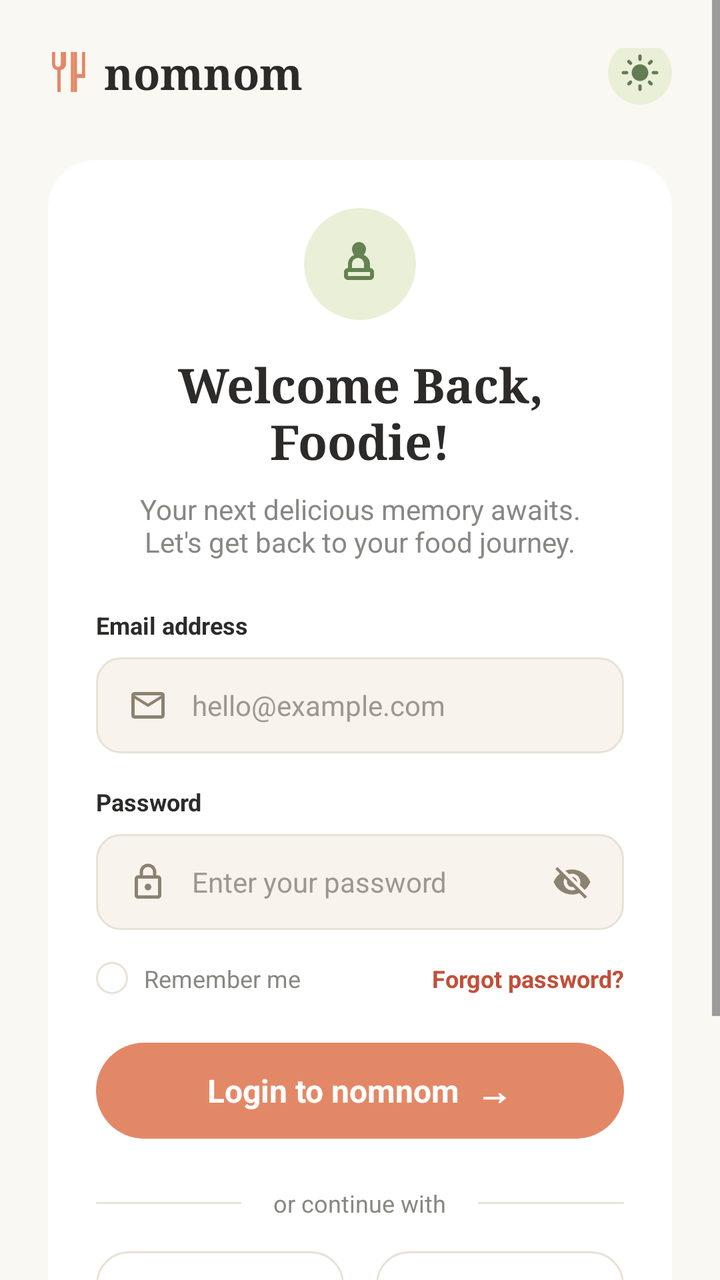
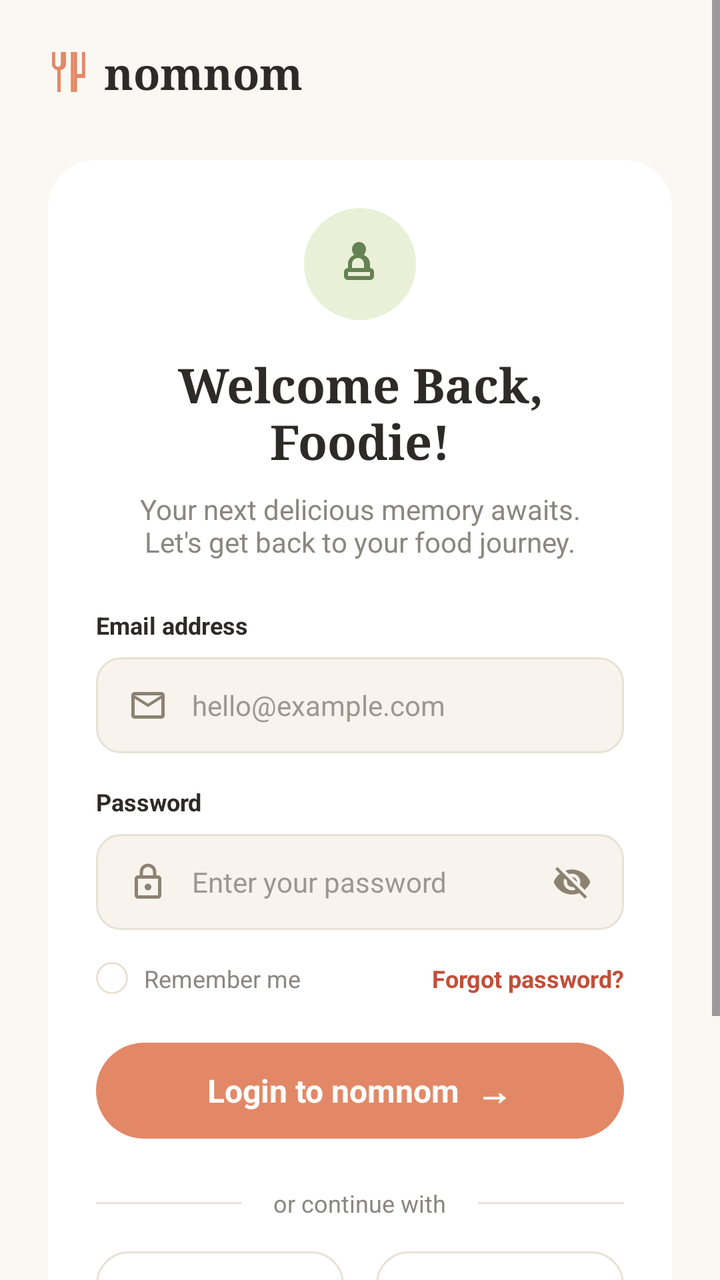

An Android layout rendered at two revisions. The XML below is the earlier revision; the diff shows what the commit changed to produce the second picture.
<!-- AndroidManifest.xml: application theme Theme.Nomnom -->
<!-- res/layout/activity_login.xml -->
<?xml version="1.0" encoding="utf-8"?>
<ScrollView xmlns:android="http://schemas.android.com/apk/res/android"
    xmlns:app="http://schemas.android.com/apk/res-auto"
    android:layout_width="match_parent"
    android:layout_height="match_parent"
    android:fillViewport="true"
    android:background="#FAF8F3">

    <androidx.constraintlayout.widget.ConstraintLayout
        android:layout_width="match_parent"
        android:layout_height="wrap_content"
        android:padding="24dp">

        
        <ImageView
            android:id="@+id/ivLogo"
            android:layout_width="24dp"
            android:layout_height="24dp"
            android:src="@drawable/ic_logo_fork"
            app:layout_constraintTop_toTopOf="parent"
            app:layout_constraintStart_toStartOf="parent"/>

        <TextView
            android:id="@+id/tvLogoText"
            android:layout_width="wrap_content"
            android:layout_height="wrap_content"
            android:text="nomnom"
            android:textStyle="bold"
            android:textSize="22sp"
            android:textColor="#2C2B29"
            android:fontFamily="serif"
            android:layout_marginStart="4dp"
            app:layout_constraintTop_toTopOf="@id/ivLogo"
            app:layout_constraintBottom_toBottomOf="@id/ivLogo"
            app:layout_constraintStart_toEndOf="@id/ivLogo"/>

        <ImageView
            android:id="@+id/ivThemeToggle"
            android:layout_width="32dp"
            android:layout_height="32dp"
            android:background="@drawable/bg_icon_sun"
            android:src="@drawable/ic_sun"
            android:padding="6dp"
            app:layout_constraintTop_toTopOf="@id/ivLogo"
            app:layout_constraintBottom_toBottomOf="@id/ivLogo"
            app:layout_constraintEnd_toEndOf="parent"/>

        
        <androidx.constraintlayout.widget.ConstraintLayout
            android:id="@+id/cardContainer"
            android:layout_width="match_parent"
            android:layout_height="wrap_content"
            android:layout_marginTop="32dp"
            android:background="@drawable/bg_card"
            android:padding="24dp"
            app:layout_constraintTop_toBottomOf="@id/ivLogo">

            <ImageView
                android:id="@+id/ivHeaderIcon"
                android:layout_width="56dp"
                android:layout_height="56dp"
                android:background="@drawable/bg_icon_login"
                android:src="@drawable/ic_chef"
                android:padding="16dp"
                app:layout_constraintTop_toTopOf="parent"
                app:layout_constraintStart_toStartOf="parent"
                app:layout_constraintEnd_toEndOf="parent"/>

            <TextView
                android:id="@+id/tvTitle"
                android:layout_width="0dp"
                android:layout_height="wrap_content"
                android:layout_marginTop="16dp"
                android:text="Welcome Back, Foodie!"
                android:textSize="24sp"
                android:textStyle="bold"
                android:textColor="#2C2B29"
                android:fontFamily="serif"
                android:gravity="center"
                app:layout_constraintTop_toBottomOf="@id/ivHeaderIcon"
                app:layout_constraintStart_toStartOf="parent"
                app:layout_constraintEnd_toEndOf="parent"/>

            <TextView
                android:id="@+id/tvSubtitle"
                android:layout_width="0dp"
                android:layout_height="wrap_content"
                android:layout_marginTop="8dp"
                android:text="Your next delicious memory awaits.\nLet's get back to your food journey."
                android:textSize="14sp"
                android:textColor="#898782"
                android:gravity="center"
                app:layout_constraintTop_toBottomOf="@id/tvTitle"
                app:layout_constraintStart_toStartOf="parent"
                app:layout_constraintEnd_toEndOf="parent"/>

            
            <TextView
                android:id="@+id/tvEmailLabel"
                android:layout_width="wrap_content"
                android:layout_height="wrap_content"
                android:layout_marginTop="24dp"
                android:text="Email address"
                android:textSize="12sp"
                android:textStyle="bold"
                android:textColor="#2C2B29"
                app:layout_constraintTop_toBottomOf="@id/tvSubtitle"
                app:layout_constraintStart_toStartOf="parent"/>

            <LinearLayout
                android:id="@+id/llEmail"
                android:layout_width="match_parent"
                android:layout_height="48dp"
                android:layout_marginTop="8dp"
                android:background="@drawable/bg_input"
                android:gravity="center_vertical"
                android:paddingHorizontal="16dp"
                android:orientation="horizontal"
                app:layout_constraintTop_toBottomOf="@id/tvEmailLabel">
                <ImageView
                    android:layout_width="20dp"
                    android:layout_height="20dp"
                    android:src="@drawable/ic_mail"/>
                <EditText
                    android:id="@+id/etEmail"
                    android:layout_width="match_parent"
                    android:layout_height="match_parent"
                    android:layout_marginStart="12dp"
                    android:background="@null"
                    android:hint="hello@example.com"
                    android:textColorHint="#9D988F"
                    android:textColor="#2C2B29"
                    android:textSize="14sp"
                    android:inputType="textEmailAddress"/>
            </LinearLayout>

            
            <TextView
                android:id="@+id/tvPasswordLabel"
                android:layout_width="wrap_content"
                android:layout_height="wrap_content"
                android:layout_marginTop="16dp"
                android:text="Password"
                android:textSize="12sp"
                android:textStyle="bold"
                android:textColor="#2C2B29"
                app:layout_constraintTop_toBottomOf="@id/llEmail"
                app:layout_constraintStart_toStartOf="parent"/>

            <LinearLayout
                android:id="@+id/llPassword"
                android:layout_width="match_parent"
                android:layout_height="48dp"
                android:layout_marginTop="8dp"
                android:background="@drawable/bg_input"
                android:gravity="center_vertical"
                android:paddingHorizontal="16dp"
                android:orientation="horizontal"
                app:layout_constraintTop_toBottomOf="@id/tvPasswordLabel">
                <ImageView
                    android:layout_width="20dp"
                    android:layout_height="20dp"
                    android:src="@drawable/ic_lock"/>
                <EditText
                    android:id="@+id/etPassword"
                    android:layout_width="0dp"
                    android:layout_height="match_parent"
                    android:layout_weight="1"
                    android:layout_marginStart="12dp"
                    android:background="@null"
                    android:hint="Enter your password"
                    android:textColorHint="#9D988F"
                    android:textColor="#2C2B29"
                    android:textSize="14sp"
                    android:inputType="textPassword"/>
                <ImageView
                    android:layout_width="20dp"
                    android:layout_height="20dp"
                    android:src="@drawable/ic_visibility_off"
                    android:layout_marginStart="8dp"/>
            </LinearLayout>

            
            <LinearLayout
                android:id="@+id/llOptions"
                android:layout_width="match_parent"
                android:layout_height="wrap_content"
                android:layout_marginTop="16dp"
                android:orientation="horizontal"
                android:gravity="center_vertical"
                app:layout_constraintTop_toBottomOf="@id/llPassword">

                <CheckBox
                    android:layout_width="16dp"
                    android:layout_height="16dp"
                    android:button="@null"
                    android:background="@drawable/bg_social_button"
                    android:layout_marginEnd="8dp"/>

                <TextView
                    android:layout_width="0dp"
                    android:layout_height="wrap_content"
                    android:layout_weight="1"
                    android:text="Remember me"
                    android:textColor="#898782"
                    android:textSize="12sp"/>

                <TextView
                    android:layout_width="wrap_content"
                    android:layout_height="wrap_content"
                    android:text="Forgot password?"
                    android:textColor="#C24F3A"
                    android:textStyle="bold"
                    android:textSize="12sp"/>
            </LinearLayout>

            
            <LinearLayout
                android:id="@+id/btnLogin"
                android:layout_width="match_parent"
                android:layout_height="48dp"
                android:layout_marginTop="24dp"
                android:background="@drawable/bg_button"
                android:gravity="center"
                android:orientation="horizontal"
                app:layout_constraintTop_toBottomOf="@id/llOptions">
                <TextView
                    android:layout_width="wrap_content"
                    android:layout_height="wrap_content"
                    android:text="Login to nomnom"
                    android:textColor="#FFFFFF"
                    android:textStyle="bold"
                    android:textSize="16sp"/>
                
                <TextView
                    android:layout_width="wrap_content"
                    android:layout_height="wrap_content"
                    android:layout_marginStart="8dp"
                    android:text="→"
                    android:textColor="#FFFFFF"
                    android:textStyle="bold"
                    android:textSize="18sp"/>
            </LinearLayout>

            
            <LinearLayout
                android:id="@+id/llDivider"
                android:layout_width="match_parent"
                android:layout_height="wrap_content"
                android:layout_marginTop="24dp"
                android:gravity="center"
                android:orientation="horizontal"
                app:layout_constraintTop_toBottomOf="@id/btnLogin">
                <View
                    android:layout_width="0dp"
                    android:layout_height="1dp"
                    android:layout_weight="1"
                    android:background="#E8E1D5"/>
                <TextView
                    android:layout_width="wrap_content"
                    android:layout_height="wrap_content"
                    android:layout_marginHorizontal="16dp"
                    android:text="or continue with"
                    android:textColor="#898782"
                    android:textSize="12sp"/>
                <View
                    android:layout_width="0dp"
                    android:layout_height="1dp"
                    android:layout_weight="1"
                    android:background="#E8E1D5"/>
            </LinearLayout>

            
            <LinearLayout
                android:id="@+id/llSocial"
                android:layout_width="match_parent"
                android:layout_height="wrap_content"
                android:layout_marginTop="16dp"
                android:orientation="horizontal"
                android:baselineAligned="false"
                app:layout_constraintTop_toBottomOf="@id/llDivider">

                <LinearLayout
                    android:layout_width="0dp"
                    android:layout_height="44dp"
                    android:layout_weight="1"
                    android:background="@drawable/bg_social_button"
                    android:gravity="center"
                    android:orientation="horizontal"
                    android:layout_marginEnd="8dp">
                    <ImageView
                        android:layout_width="16dp"
                        android:layout_height="16dp"
                        android:src="@drawable/ic_google"
                        android:layout_marginEnd="8dp"/>
                    <TextView
                        android:layout_width="wrap_content"
                        android:layout_height="wrap_content"
                        android:text="Google"
                        android:textColor="#2C2B29"
                        android:textStyle="bold"
                        android:textSize="14sp"/>
                </LinearLayout>

                <LinearLayout
                    android:layout_width="0dp"
                    android:layout_height="44dp"
                    android:layout_weight="1"
                    android:background="@drawable/bg_social_button"
                    android:gravity="center"
                    android:orientation="horizontal"
                    android:layout_marginStart="8dp">
                    <TextView
                        android:layout_width="wrap_content"
                        android:layout_height="wrap_content"
                        android:text="Apple"
                        android:textColor="#2C2B29"
                        android:textStyle="bold"
                        android:textSize="14sp"/>
                </LinearLayout>
            </LinearLayout>

            <LinearLayout
                android:id="@+id/llCreateAccount"
                android:layout_width="wrap_content"
                android:layout_height="wrap_content"
                android:layout_marginTop="24dp"
                android:orientation="horizontal"
                app:layout_constraintTop_toBottomOf="@id/llSocial"
                app:layout_constraintStart_toStartOf="parent"
                app:layout_constraintEnd_toEndOf="parent">

                <TextView
                    android:layout_width="wrap_content"
                    android:layout_height="wrap_content"
                    android:text="New to nomnom? "
                    android:textColor="#898782"
                    android:textSize="12sp"/>

                <TextView
                    android:layout_width="wrap_content"
                    android:layout_height="wrap_content"
                    android:text="Create an account"
                    android:textColor="#C24F3A"
                    android:textStyle="bold"
                    android:textSize="12sp"/>
            </LinearLayout>

        </androidx.constraintlayout.widget.ConstraintLayout>

        
        <LinearLayout
            android:layout_width="match_parent"
            android:layout_height="wrap_content"
            android:layout_marginTop="32dp"
            android:gravity="center"
            android:orientation="horizontal"
            app:layout_constraintTop_toBottomOf="@id/cardContainer"
            app:layout_constraintBottom_toBottomOf="parent"
            app:layout_constraintVertical_bias="1">
            <ImageView
                android:layout_width="16dp"
                android:layout_height="16dp"
                android:src="@drawable/ic_heart"
                android:layout_marginEnd="6dp"/>
            <TextView
                android:layout_width="wrap_content"
                android:layout_height="wrap_content"
                android:text="A little journal for life's delicious moments."
                android:textColor="#898782"
                android:textSize="12sp"/>
        </LinearLayout>

    </androidx.constraintlayout.widget.ConstraintLayout>
</ScrollView>
<!-- resources referenced by this layout -->
<resources>
  <!-- drawable bg_button (drawable) -->
  <shape xmlns:android="http://schemas.android.com/apk/res/android">
      <solid android:color="#E38867"/>
      <corners android:radius="24dp"/>
  </shape>
  <!-- drawable bg_card (drawable) -->
  <shape xmlns:android="http://schemas.android.com/apk/res/android">
      <solid android:color="#FFFFFF"/>
      <corners android:topLeftRadius="24dp" android:topRightRadius="24dp" android:bottomLeftRadius="24dp" android:bottomRightRadius="24dp"/>
  </shape>
  <!-- drawable bg_icon_login (drawable) -->
  <shape xmlns:android="http://schemas.android.com/apk/res/android" android:shape="oval">
      <solid android:color="#EAF0D8"/>
  </shape>
  <!-- drawable bg_icon_sun (drawable) -->
  <shape xmlns:android="http://schemas.android.com/apk/res/android" android:shape="oval">
      <solid android:color="#EAF0D8"/>
  </shape>
  <!-- drawable bg_input (drawable) -->
  <shape xmlns:android="http://schemas.android.com/apk/res/android">
      <solid android:color="#F8F3EC"/>
      <corners android:radius="12dp"/>
      <stroke android:width="1dp" android:color="#E8E1D5"/>
  </shape>
  <!-- drawable bg_social_button (drawable) -->
  <shape xmlns:android="http://schemas.android.com/apk/res/android">
      <solid android:color="#FFFFFF"/>
      <corners android:radius="16dp"/>
      <stroke android:width="1dp" android:color="#E8E1D5"/>
  </shape>
  <!-- drawable ic_logo_fork (drawable) -->
  <vector xmlns:android="http://schemas.android.com/apk/res/android"
      android:width="24dp"
      android:height="24dp"
      android:viewportWidth="24"
      android:viewportHeight="24">
      <path
          android:fillColor="#E38867"
          android:pathData="M9,2v6c0,1.6 -1.2,2.9 -2.7,3v11h-1.6v-11C3.2,10.9 2,9.6 2,8V2h1.6v6c0,0.8 0.6,1.4 1.4,1.4s1.4,-0.6 1.4,-1.4V2H9z M13,2v20h-1.6V2H13z M17,2c0,3.5 0,11 0,11s-2.5,0 -2.5,0V2h-1.6v20h1.6v-7h4.1V2H17z"/>
  </vector>
  <!-- drawable ic_mail (drawable) -->
  <vector xmlns:android="http://schemas.android.com/apk/res/android"
      android:width="24dp"
      android:height="24dp"
      android:viewportWidth="24"
      android:viewportHeight="24"
      android:tint="#8B8272">
      <path
          android:fillColor="@android:color/white"
          android:pathData="M20,4H4C2.9,4 2.01,4.9 2.01,6L2,18c0,1.1 0.9,2 2,2h16c1.1,0 2,-0.9 2,-2V6c0,-1.1 -0.9,-2 -2,-2zM20,18H4V8l8,5 8,-5v10zM12,11L4,6h16l-8,5z"/>
  </vector>
  <!-- drawable ic_sun (drawable) -->
  <vector xmlns:android="http://schemas.android.com/apk/res/android"
      android:width="24dp"
      android:height="24dp"
      android:viewportWidth="24"
      android:viewportHeight="24"
      android:tint="#637C51">
      <path
          android:fillColor="@android:color/white"
          android:pathData="M12,7c-2.76,0 -5,2.24 -5,5s2.24,5 5,5 5,-2.24 5,-5 -2.24,-5 -5,-5zM2,13h2c0.55,0 1,-0.45 1,-1s-0.45,-1 -1,-1H2c-0.55,0 -1,0.45 -1,1s0.45,1 1,1zM20,13h2c0.55,0 1,-0.45 1,-1s-0.45,-1 -1,-1h-2c-0.55,0 -1,0.45 -1,1s0.45,1 1,1zM11,2v2c0,0.55 0.45,1 1,1s1,-0.45 1,-1V2c0,-0.55 -0.45,-1 -1,-1s-1,0.45 -1,1zM11,20v2c0,0.55 0.45,1 1,1s1,-0.45 1,-1v-2c0,-0.55 -0.45,-1 -1,-1s-1,0.45 -1,1zM5.99,4.58c-0.39,-0.39 -1.03,-0.39 -1.41,0 -0.39,0.39 -0.39,1.03 0,1.41l1.06,1.06c0.39,0.39 1.03,0.39 1.41,0 0.39,-0.39 0.39,-1.03 0,-1.41L5.99,4.58zM18.36,16.95c-0.39,-0.39 -1.03,-0.39 -1.41,0 -0.39,0.39 -0.39,1.03 0,1.41l1.06,1.06c0.39,0.39 1.03,0.39 1.41,0 0.39,-0.39 0.39,-1.03 0,-1.41l-1.06,-1.06zM19.42,5.99c0.39,-0.39 0.39,-1.03 0,-1.41 -0.39,-0.39 -1.03,-0.39 -1.41,0l-1.06,1.06c-0.39,0.39 -0.39,1.03 0,1.41 0.39,0.39 1.03,0.39 1.41,0l1.06,-1.06zM7.05,18.36c0.39,-0.39 0.39,-1.03 0,-1.41 -0.39,-0.39 -1.03,-0.39 -1.41,0l-1.06,1.06c-0.39,0.39 -0.39,1.03 0,1.41 0.39,0.39 1.03,0.39 1.41,0l1.06,-1.06z"/>
  </vector>
  <style name="Theme.Nomnom" parent="Base.Theme.Nomnom" />
  <style name="Base.Theme.Nomnom" parent="Theme.Material3.DayNight.NoActionBar">
          
          
      </style>
  <!-- unchanged entries left out for length: 5 -->
</resources>

<!-- the commit's change to res/layout/activity_login.xml (unified diff, before → after) -->
@@ -33,17 +33,6 @@
             app:layout_constraintTop_toTopOf="@id/ivLogo"
             app:layout_constraintBottom_toBottomOf="@id/ivLogo"
             app:layout_constraintStart_toEndOf="@id/ivLogo"/>
-
-        <ImageView
-            android:id="@+id/ivThemeToggle"
-            android:layout_width="32dp"
-            android:layout_height="32dp"
-            android:background="@drawable/bg_icon_sun"
-            android:src="@drawable/ic_sun"
-            android:padding="6dp"
-            app:layout_constraintTop_toTopOf="@id/ivLogo"
-            app:layout_constraintBottom_toBottomOf="@id/ivLogo"
-            app:layout_constraintEnd_toEndOf="parent"/>
 
         
         <androidx.constraintlayout.widget.ConstraintLayout
<!-- resource entries referenced after the edit -->
@@ -11,10 +11,6 @@
       <corners android:topLeftRadius="24dp" android:topRightRadius="24dp" android:bottomLeftRadius="24dp" android:bottomRightRadius="24dp"/>
   </shape>
   <!-- drawable bg_icon_login (drawable) -->
-  <shape xmlns:android="http://schemas.android.com/apk/res/android" android:shape="oval">
-      <solid android:color="#EAF0D8"/>
-  </shape>
-  <!-- drawable bg_icon_sun (drawable) -->
   <shape xmlns:android="http://schemas.android.com/apk/res/android" android:shape="oval">
       <solid android:color="#EAF0D8"/>
   </shape>
@@ -51,17 +47,6 @@
           android:fillColor="@android:color/white"
           android:pathData="M20,4H4C2.9,4 2.01,4.9 2.01,6L2,18c0,1.1 0.9,2 2,2h16c1.1,0 2,-0.9 2,-2V6c0,-1.1 -0.9,-2 -2,-2zM20,18H4V8l8,5 8,-5v10zM12,11L4,6h16l-8,5z"/>
   </vector>
-  <!-- drawable ic_sun (drawable) -->
-  <vector xmlns:android="http://schemas.android.com/apk/res/android"
-      android:width="24dp"
-      android:height="24dp"
-      android:viewportWidth="24"
-      android:viewportHeight="24"
-      android:tint="#637C51">
-      <path
-          android:fillColor="@android:color/white"
-          android:pathData="M12,7c-2.76,0 -5,2.24 -5,5s2.24,5 5,5 5,-2.24 5,-5 -2.24,-5 -5,-5zM2,13h2c0.55,0 1,-0.45 1,-1s-0.45,-1 -1,-1H2c-0.55,0 -1,0.45 -1,1s0.45,1 1,1zM20,13h2c0.55,0 1,-0.45 1,-1s-0.45,-1 -1,-1h-2c-0.55,0 -1,0.45 -1,1s0.45,1 1,1zM11,2v2c0,0.55 0.45,1 1,1s1,-0.45 1,-1V2c0,-0.55 -0.45,-1 -1,-1s-1,0.45 -1,1zM11,20v2c0,0.55 0.45,1 1,1s1,-0.45 1,-1v-2c0,-0.55 -0.45,-1 -1,-1s-1,0.45 -1,1zM5.99,4.58c-0.39,-0.39 -1.03,-0.39 -1.41,0 -0.39,0.39 -0.39,1.03 0,1.41l1.06,1.06c0.39,0.39 1.03,0.39 1.41,0 0.39,-0.39 0.39,-1.03 0,-1.41L5.99,4.58zM18.36,16.95c-0.39,-0.39 -1.03,-0.39 -1.41,0 -0.39,0.39 -0.39,1.03 0,1.41l1.06,1.06c0.39,0.39 1.03,0.39 1.41,0 0.39,-0.39 0.39,-1.03 0,-1.41l-1.06,-1.06zM19.42,5.99c0.39,-0.39 0.39,-1.03 0,-1.41 -0.39,-0.39 -1.03,-0.39 -1.41,0l-1.06,1.06c-0.39,0.39 -0.39,1.03 0,1.41 0.39,0.39 1.03,0.39 1.41,0l1.06,-1.06zM7.05,18.36c0.39,-0.39 0.39,-1.03 0,-1.41 -0.39,-0.39 -1.03,-0.39 -1.41,0l-1.06,1.06c-0.39,0.39 -0.39,1.03 0,1.41 0.39,0.39 1.03,0.39 1.41,0l1.06,-1.06z"/>
-  </vector>
   <style name="Theme.Nomnom" parent="Base.Theme.Nomnom" />
   <style name="Base.Theme.Nomnom" parent="Theme.Material3.DayNight.NoActionBar">
           
